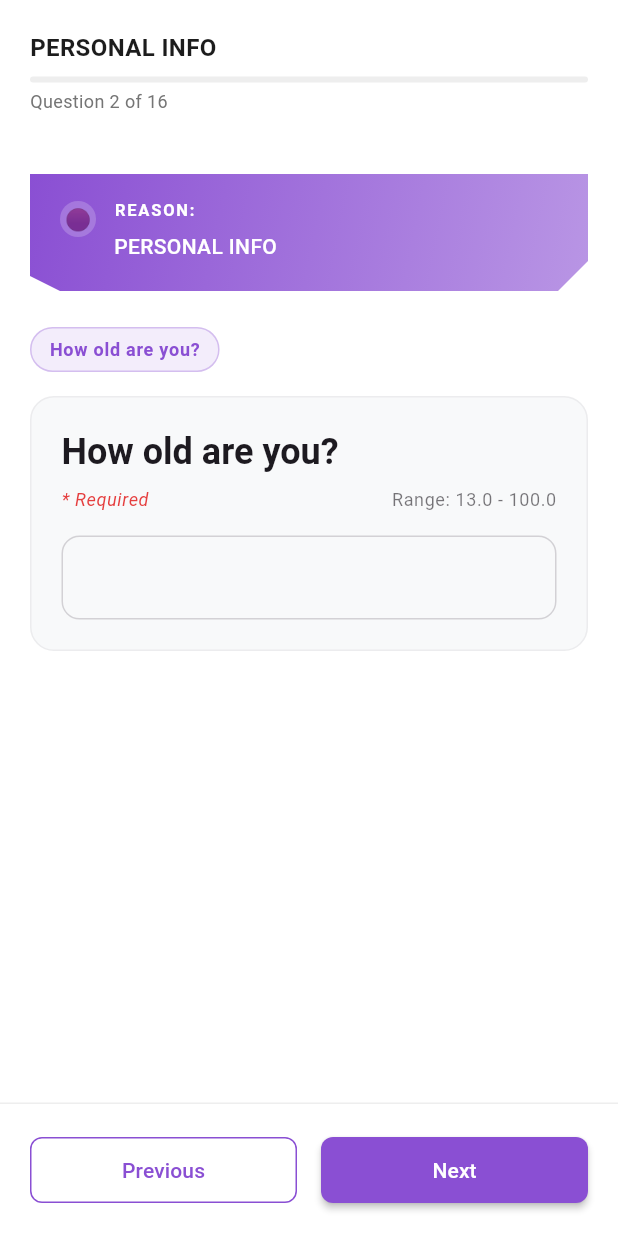
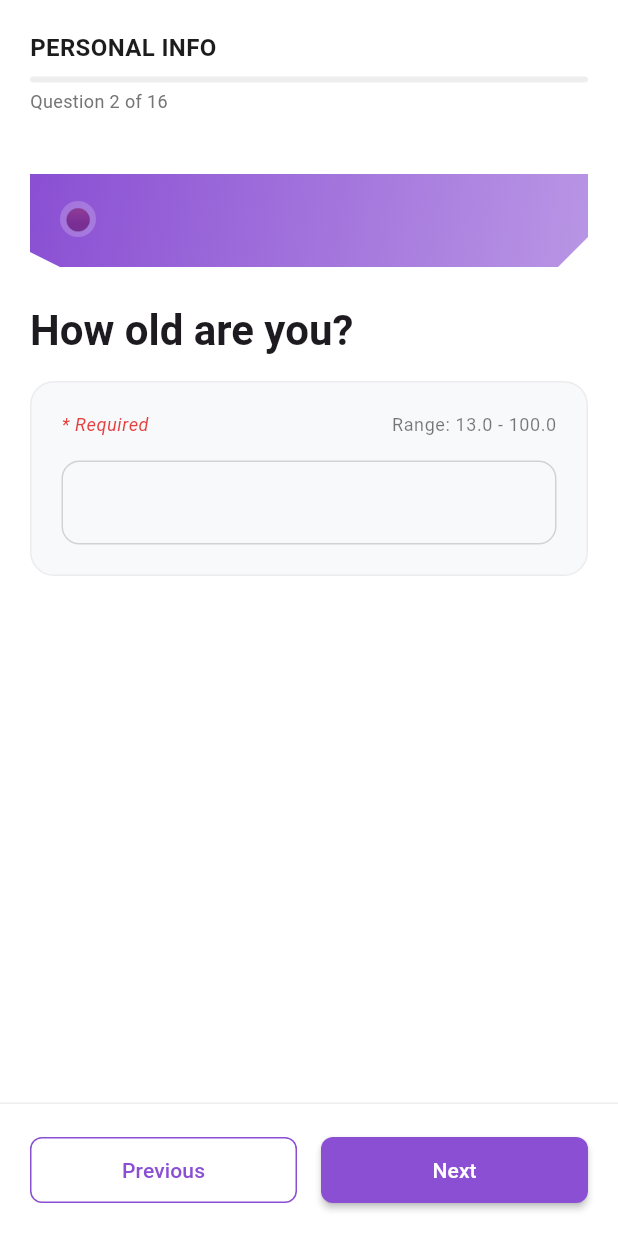
Before and after one commit to jbannet/ascent, a Flutter app: the screen it shows after launch, after a tap on "Next", on a phone screen of 412 x 824 dp. Run offline on Flutter 3.47's test engine with Material 3 defaults, Android fonts, the phone set to English and light mode, and no system bars; our stand-ins replace cloud_firestore, firebase_auth, firebase_core, hive_flutter; accounts and stored records are empty; network calls fail; statements that could not run were skipped.

Commit message:
cleaned up qustion cards

```diff
--- a/lib/onboarding_workflow/models/questions/question.dart
+++ b/lib/onboarding_workflow/models/questions/question.dart
@@ -46,6 +46,7 @@ class Question {
   final List<QuestionOption>? options; // Choices for single/multiple choice questions
   final QuestionCondition? condition; // Display condition based on previous answers
   final String? subtitle; // Additional context text under question
+  final String? reason; // Optional reason/context displayed in the reason section
   final Map<String, dynamic>? answerConfigurationSettings; // Widget-specific configuration parameters
 
   Question({
@@ -56,6 +57,7 @@ class Question {
     this.options,
     this.condition,
     this.subtitle,
+    this.reason,
     this.answerConfigurationSettings,
   });
 
@@ -78,6 +80,7 @@ class Question {
           ? QuestionCondition.fromJson(json['condition'])
           : null,
       subtitle: json['subtitle'] as String?,
+      reason: json['reason'] as String?,
       answerConfigurationSettings: json['config'] as Map<String, dynamic>?,
     );
   }
--- a/lib/onboarding_workflow/services/local_storage/local_storage_service.dart
+++ b/lib/onboarding_workflow/services/local_storage/local_storage_service.dart
@@ -6,6 +6,7 @@ import '../../../constants.dart';
 /// Service for managing local storage of onboarding data using Hive database
 class LocalStorageService {
 
+  // ignore: unintended_html_in_doc_comment
   /// Recursively convert Hive's _Map<dynamic, dynamic> to Map<String, dynamic>
   static dynamic _castToStringValueMap(dynamic input) {
     if (input is Map) {
--- a/lib/onboarding_workflow/views/question_view.dart
+++ b/lib/onboarding_workflow/views/question_view.dart
@@ -62,33 +62,18 @@ class QuestionView extends StatelessWidget {
                       ),
                     ),
 
-                    // Reason content
+                    // Reason content (if provided) or empty space
                     Expanded(
-                      child: Column(
-                        crossAxisAlignment: CrossAxisAlignment.start,
-                        children: [
-                          Text(
-                            'REASON:',
-                            style: theme.textTheme.labelSmall?.copyWith(
+                      child: question.reason != null
+                        ? Text(
+                            question.reason!,
+                            style: theme.textTheme.headlineSmall?.copyWith(
                               color: Colors.white,
-                              fontWeight: FontWeight.w700,
-                              letterSpacing: 1.2,
+                              fontWeight: FontWeight.w600,
+                              height: 1.3,
                             ),
-                          ),
-
-                          const SizedBox(height: 6),
-
-                          // Explanation text
-                          Text(
-                            question.section.replaceAll('_', ' ').toUpperCase(),
-                            style: theme.textTheme.bodyMedium?.copyWith(
-                              color: Colors.white,
-                              fontWeight: FontWeight.w500,
-                              height: 1.4,
-                            ),
-                          ),
-                        ],
-                      ),
+                          )
+                        : const SizedBox(),
                     ),
                   ],
                 ),
@@ -97,22 +82,11 @@ class QuestionView extends StatelessWidget {
           ),
 
         //MARK: QuestionText
-        Container(
-          padding: const EdgeInsets.symmetric(horizontal: 12, vertical: 6),
-          decoration: BoxDecoration(
-            color: primaryColor.withValues(alpha: 0.1),
-            borderRadius: BorderRadius.circular(16),
-            border: Border.all(
-              color: primaryColor.withValues(alpha: 0.3),
-              width: 1,
-            ),
-          ),
-          child: Text(
-            question.question,
-            style: theme.textTheme.labelMedium?.copyWith(
-              color: primaryColor,
-              fontWeight: FontWeight.w600,
-            ),
+        Text(
+          question.question,
+          style: theme.textTheme.headlineMedium?.copyWith(
+            color: theme.colorScheme.onSurface,
+            fontWeight: FontWeight.w600,
           ),
         ),
 
--- a/lib/onboarding_workflow/widgets/onboarding/question_input/number_input_widget.dart
+++ b/lib/onboarding_workflow/widgets/onboarding/question_input/number_input_widget.dart
@@ -189,28 +189,18 @@ class _NumberInputWidgetState extends State<NumberInputWidget> {
     return Column(
       crossAxisAlignment: CrossAxisAlignment.start,
       children: [
-        // Question Title
-        Text(
-          widget.title,
-          style: theme.textTheme.headlineSmall?.copyWith(
-            fontWeight: FontWeight.w600,
-            color: theme.colorScheme.onSurface,
-          ),
-        ),
-
         // Subtitle if provided
         if (widget.subtitle != null) ...[
-          const SizedBox(height: 8),
           Text(
             widget.subtitle!,
             style: theme.textTheme.bodyMedium?.copyWith(
               color: theme.colorScheme.onSurface.withValues(alpha: 0.7),
             ),
           ),
+          const SizedBox(height: 8),
         ],
 
         // Required indicator and range info
-        const SizedBox(height: 8),
         Row(
           mainAxisAlignment: MainAxisAlignment.spaceBetween,
           children: [
--- a/lib/onboarding_workflow/widgets/onboarding/question_input/text_input_widget.dart
+++ b/lib/onboarding_workflow/widgets/onboarding/question_input/text_input_widget.dart
@@ -155,28 +155,18 @@ class _TextInputWidgetState extends State<TextInputWidget> {
     return Column(
       crossAxisAlignment: CrossAxisAlignment.start,
       children: [
-        // Question Title
-        Text(
-          widget.title,
-          style: theme.textTheme.headlineSmall?.copyWith(
-            fontWeight: FontWeight.w600,
-            color: theme.colorScheme.onSurface,
-          ),
-        ),
-
         // Subtitle if provided
         if (widget.subtitle != null) ...[
-          const SizedBox(height: 8),
           Text(
             widget.subtitle!,
             style: theme.textTheme.bodyMedium?.copyWith(
               color: theme.colorScheme.onSurface.withValues(alpha: 0.7),
             ),
           ),
+          const SizedBox(height: 8),
         ],
 
         // Required indicator and character count
-        const SizedBox(height: 8),
         Row(
           mainAxisAlignment: MainAxisAlignment.spaceBetween,
           children: [
```
Also changed, not shown: lib/onboarding_workflow/widgets/onboarding/question_input/date_picker_widget.dart (+1 -11 lines), lib/onboarding_workflow/widgets/onboarding/question_input/multiple_choice_widget.dart (+1 -12 lines), lib/onboarding_workflow/widgets/onboarding/question_input/single_choice_widget.dart (+1 -10 lines), lib/onboarding_workflow/widgets/onboarding/question_input/slider_widget.dart (+1 -11 lines).
